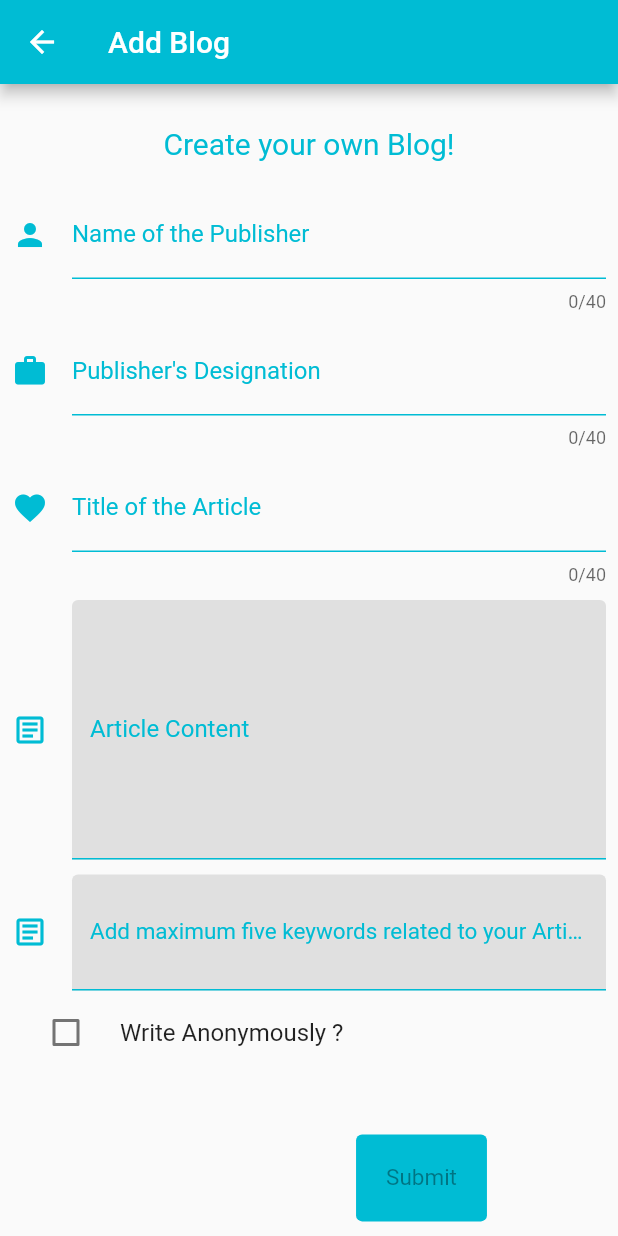
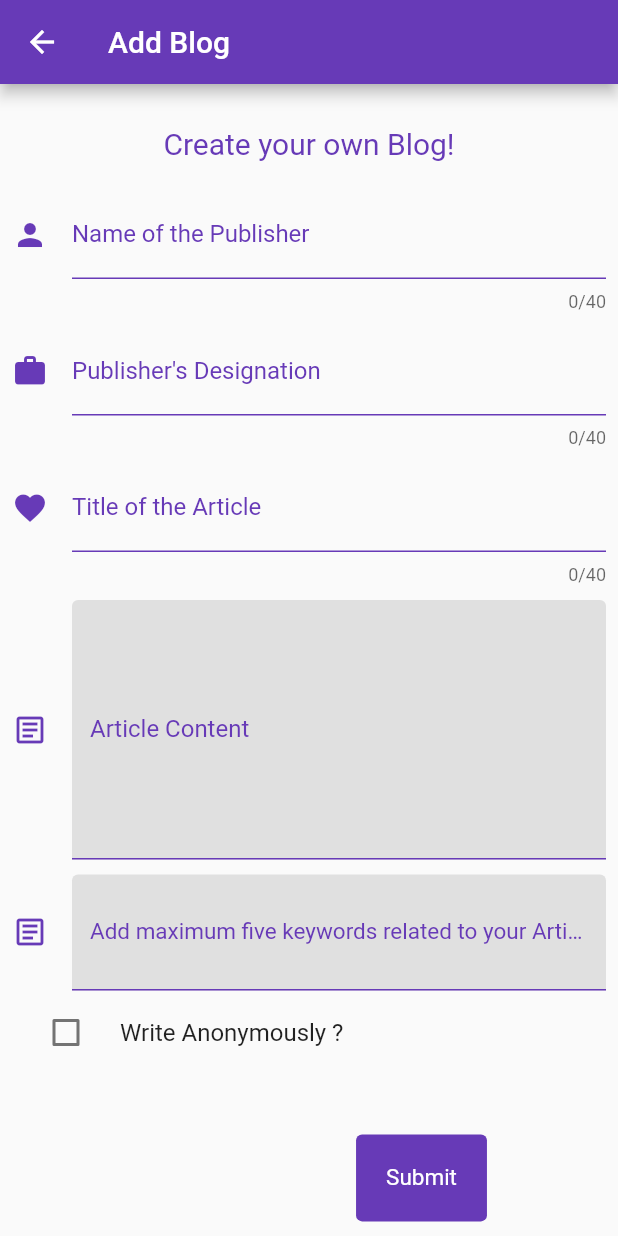
Before and after one commit to KavyaKandhway/Covicare-, a Flutter app: the BlogForm screen opened directly, on a phone screen of 412 x 824 dp. Run offline on Flutter 3.47's test engine with Material 2 defaults, Android fonts, the phone set to English and light mode, and no system bars; our stand-ins replace cloud_firestore, csc_picker, firebase_auth, firebase_core, google_sign_in; accounts and stored records are empty.

Commit message:
blog form

```diff
--- a/lib/screens/blogForm.dart
+++ b/lib/screens/blogForm.dart
@@ -31,7 +31,7 @@ class _BlogFormState extends State<BlogForm> {
       child: Scaffold(
         appBar: AppBar(
           title: Text("Add Blog"),
-          backgroundColor: Colors.cyan[500],
+          backgroundColor: Colors.deepPurple,
         ),
         body: SingleChildScrollView(
           scrollDirection: Axis.vertical,
@@ -45,7 +45,7 @@ class _BlogFormState extends State<BlogForm> {
                 Text(
                   "Create your own Blog!",
                   textAlign: TextAlign.center,
-                  style: TextStyle(fontSize: 20, color: Colors.cyan),
+                  style: TextStyle(fontSize: 20, color: Colors.deepPurple),
                 ),
                 SizedBox(
                   height: 20.0,
@@ -58,21 +58,21 @@ class _BlogFormState extends State<BlogForm> {
                   decoration: InputDecoration(
                     icon: Icon(
                       Icons.person,
-                      color: Colors.cyan,
+                      color: Colors.deepPurple,
                     ),
                     labelText: 'Name of the Publisher',
                     labelStyle: TextStyle(
-                      color: Colors.cyan,
+                      color: Colors.deepPurple,
                     ),
 
                     //DesignationField
 
                     enabledBorder: UnderlineInputBorder(
-                      borderSide: BorderSide(color: Colors.cyan),
+                      borderSide: BorderSide(color: Colors.deepPurple),
                     ),
                     focusedBorder: OutlineInputBorder(
                       borderRadius: BorderRadius.all(Radius.circular(10)),
-                      borderSide: BorderSide(color: Colors.cyan, width: 3.0),
+                      borderSide: BorderSide(color: Colors.deepPurple, width: 3.0),
                     ),
                   ),
                 ),
@@ -88,18 +88,18 @@ class _BlogFormState extends State<BlogForm> {
                   decoration: InputDecoration(
                     icon: Icon(
                       Icons.work,
-                      color: Colors.cyan,
+                      color: Colors.deepPurple,
                     ),
                     labelText: "Publisher's Designation",
                     labelStyle: TextStyle(
-                      color: Colors.cyan,
+                      color: Colors.deepPurple,
                     ),
                     enabledBorder: UnderlineInputBorder(
-                      borderSide: BorderSide(color: Colors.cyan),
+                      borderSide: BorderSide(color: Colors.deepPurple),
                     ),
                     focusedBorder: OutlineInputBorder(
                       borderRadius: BorderRadius.all(Radius.circular(10)),
-                      borderSide: BorderSide(color: Colors.cyan, width: 3.0),
+                      borderSide: BorderSide(color: Colors.deepPurple, width: 3.0),
                     ),
                   ),
                 ),
@@ -113,17 +113,17 @@ class _BlogFormState extends State<BlogForm> {
                   controller: title,
                   maxLength: 40,
                   decoration: InputDecoration(
-                    icon: Icon(Icons.favorite, color: Colors.cyan),
+                    icon: Icon(Icons.favorite, color: Colors.deepPurple),
                     labelText: 'Title of the Article',
                     labelStyle: TextStyle(
-                      color: Colors.cyan,
+                      color: Colors.deepPurple,
                     ),
                     enabledBorder: UnderlineInputBorder(
-                      borderSide: BorderSide(color: Colors.cyan),
+                      borderSide: BorderSide(color: Colors.deepPurple),
                     ),
                     focusedBorder: OutlineInputBorder(
                       borderRadius: BorderRadius.all(Radius.circular(10)),
-                      borderSide: BorderSide(color: Colors.cyan, width: 3.0),
+                      borderSide: BorderSide(color: Colors.deepPurple, width: 3.0),
                     ),
                   ),
                 ),
@@ -139,19 +139,19 @@ class _BlogFormState extends State<BlogForm> {
                   minLines: 7,
                   maxLines: 10,
                   decoration: InputDecoration(
-                    icon: Icon(Icons.article_outlined, color: Colors.cyan),
+                    icon: Icon(Icons.article_outlined, color: Colors.deepPurple),
                     fillColor: Colors.grey[300],
                     filled: true,
                     labelText: 'Article Content',
                     labelStyle: TextStyle(
-                      color: Colors.cyan,
+                      color: Colors.deepPurple,
                     ),
                     enabledBorder: UnderlineInputBorder(
-                      borderSide: BorderSide(color: Colors.cyan),
+                      borderSide: BorderSide(color: Colors.deepPurple),
                     ),
                     focusedBorder: OutlineInputBorder(
                       borderRadius: BorderRadius.all(Radius.circular(10)),
-                      borderSide: BorderSide(color: Colors.cyan, width: 3.0),
+                      borderSide: BorderSide(color: Colors.deepPurple, width: 3.0),
                     ),
                   ),
                 ),
@@ -166,7 +166,7 @@ class _BlogFormState extends State<BlogForm> {
                   decoration: InputDecoration(
                     icon: Icon(
                       Icons.article_outlined,
-                      color: Colors.cyan,
+                      color: Colors.deepPurple,
                     ),
                     fillColor: Colors.grey[300],
                     filled: true,
@@ -174,14 +174,14 @@ class _BlogFormState extends State<BlogForm> {
                         'Add maximum five keywords related to your Article',
                     labelStyle: TextStyle(
                       fontSize: 15,
-                      color: Colors.cyan,
+                      color: Colors.deepPurple,
                     ),
                     enabledBorder: UnderlineInputBorder(
-                      borderSide: BorderSide(color: Colors.cyan),
+                      borderSide: BorderSide(color: Colors.deepPurple),
                     ),
                     focusedBorder: OutlineInputBorder(
                       borderRadius: BorderRadius.all(Radius.circular(10)),
-                      borderSide: BorderSide(color: Colors.cyan, width: 3.0),
+                      borderSide: BorderSide(color: Colors.deepPurple, width: 3.0),
                     ),
                   ),
                 ),
@@ -218,10 +218,13 @@ class _BlogFormState extends State<BlogForm> {
                   child: new Container(
                     padding: const EdgeInsets.only(left: 150.0, top: 40.0),
                     child: new ElevatedButton(
-                      child: const Text('Submit'),
+                      child: const Text(
+                          'Submit',
+                        style: TextStyle(color: Colors.white),
+                      ),
                       style: ButtonStyle(
                           backgroundColor:
-                              MaterialStateProperty.all(Colors.cyan),
+                              MaterialStateProperty.all(Colors.deepPurple),
                           padding:
                               MaterialStateProperty.all(EdgeInsets.all(20)),
                           textStyle: MaterialStateProperty.all(
```
